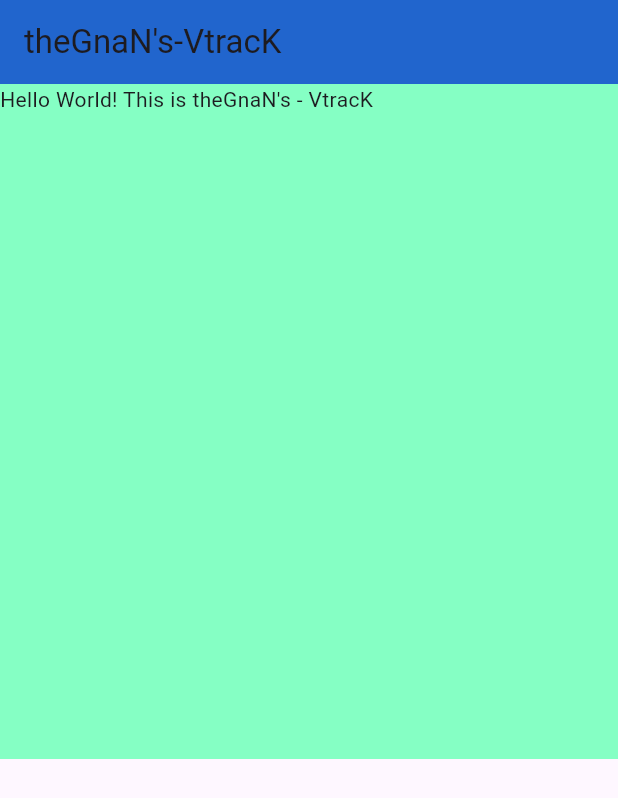
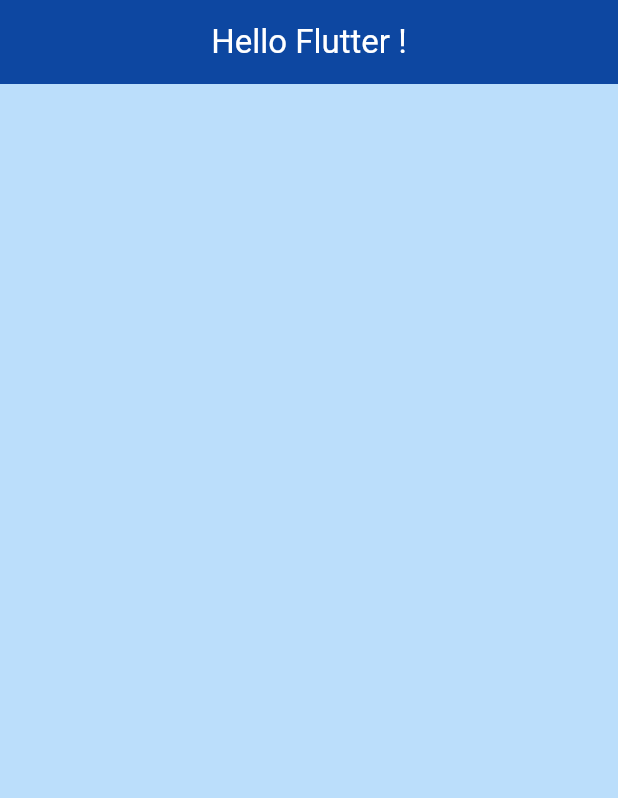
Before and after one commit to manideepakgampa/FlutterModel, a Flutter app: the screen it shows after launch, on a phone screen of 412 x 824 dp. Shown: the top 798 px of the screen. Run offline on Flutter 3.47's test engine with Material 3 defaults, Android fonts, the phone set to English and light mode, and no system bars.

Commit message:
07062025-0317PM

```diff
--- a/lib/main.dart
+++ b/lib/main.dart
@@ -5,21 +5,25 @@
 }
 
 class MyApp extends StatelessWidget {
+  const MyApp({super.key});
+
   @override
   Widget build(BuildContext context) {
     return MaterialApp(
-      home: Scaffold(
-        appBar: AppBar(
-          title: const Text("theGnaN's-VtracK"),
-          backgroundColor: const Color.fromARGB(255, 33, 101, 205),
-        ),
-        body: Container(
-          child: Text("Hello World! This is theGnaN's - VtracK"),
-          color: const Color.fromARGB(255, 133, 255, 196),
-          height: 450,
-          width: 450,
+        home: Scaffold(
+      appBar: AppBar(
+        title: const Text("Hello Flutter !"),
+        foregroundColor: const Color.fromARGB(255, 255, 255, 255),
+        backgroundColor: Colors.blue[900],
+        centerTitle: true,
+      ),
+      body: Container(
+        height: double.infinity,
+        width: double.infinity,
+        decoration: BoxDecoration(
+          color: Colors.blue[100],
         ),
       ),
-    );
+    ));
   }
 }
```
